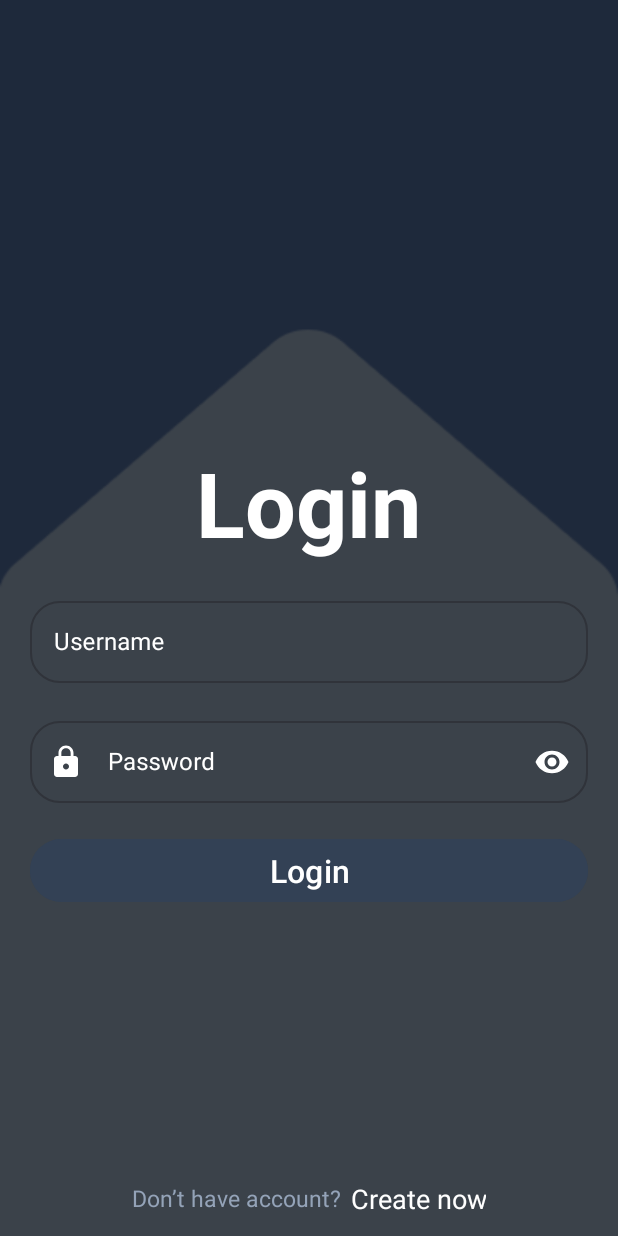
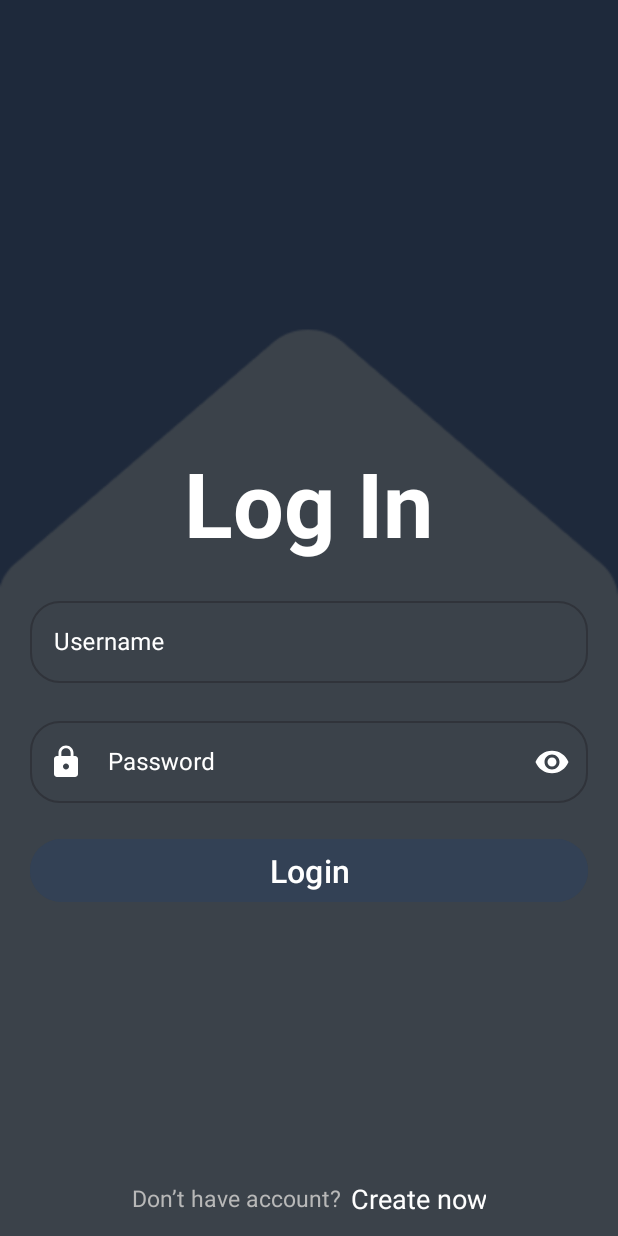
Before and after one commit to cigrcham/Android-Movie-Project, an Android app built with Jetpack Compose: the SignInFragment screen opened through its navigation route, after a tap on "Log In", on a phone screen of 412 x 824 dp. Run offline under Robolectric (Android 15) with nearby library versions, the phone set to English and light mode, and no system bars; our stand-ins replace Dagger/Hilt's generated code; network calls fail; 3 statements that could not run were skipped.

Commit message:
Login & SignIn View

```diff
--- a/app/src/main/java/com/example/androidmoviesproject/ui/view/LoginFragment.kt
+++ b/app/src/main/java/com/example/androidmoviesproject/ui/view/LoginFragment.kt
@@ -29,8 +29,5 @@ class LoginFragment : Fragment() {
         binding.btnLogin.setOnClickListener {
             findNavController().navigate(R.id.action_loginFragment_to_homeFragment)
         }
-
     }
-
-
 }
--- a/app/src/main/java/com/example/androidmoviesproject/ui/view/NotificationScreen.kt
+++ b/app/src/main/java/com/example/androidmoviesproject/ui/view/NotificationScreen.kt
@@ -28,7 +28,7 @@ class NotificationScreen : Fragment() {
         inflater: LayoutInflater, container: ViewGroup?, savedInstanceState: Bundle?
     ): View? {
         binding = FragmentNotificationScreenBinding.inflate(layoutInflater, container, false)
-        // Inflate the layout for this fragment
+        // Inflate hte layout for this fragment
         return binding.root
     }
 
--- a/app/src/main/java/com/example/androidmoviesproject/ui/view/SignInFragment.kt
+++ b/app/src/main/java/com/example/androidmoviesproject/ui/view/SignInFragment.kt
@@ -11,9 +11,6 @@ import com.example.androidmoviesproject.databinding.FragmentSignInBinding
 
 class SignInFragment : Fragment() {
     private lateinit var binding: FragmentSignInBinding
-    override fun onCreate(savedInstanceState: Bundle?) {
-        super.onCreate(savedInstanceState)
-    }
 
     override fun onCreateView(
         inflater: LayoutInflater, container: ViewGroup?,
@@ -32,6 +29,4 @@ class SignInFragment : Fragment() {
             findNavController().navigate(R.id.action_signInFragment_to_loginFragment)
         }
     }
-
-
 }
--- a/app/src/main/res/layout/fragment_login.xml
+++ b/app/src/main/res/layout/fragment_login.xml
@@ -15,13 +15,14 @@
         android:src="@drawable/sub"
         app:layout_constraintEnd_toEndOf="parent"
         app:layout_constraintStart_toStartOf="parent"
-        app:layout_constraintTop_toTopOf="parent" />
+        app:layout_constraintTop_toTopOf="parent"
+        android:contentDescription="@string/decoration" />
 
     <TextView
         android:id="@+id/textView"
         android:layout_width="wrap_content"
         android:layout_height="wrap_content"
-        android:text="Login"
+        android:text="@string/log_in"
         android:textColor="@color/white"
         android:textSize="60sp"
         android:textStyle="bold"
@@ -39,7 +40,7 @@
         android:layout_height="60dp"
         android:layout_margin="20dp"
         android:gravity="center"
-        android:hint="Username"
+        android:hint="@string/username"
         android:textColorHint="@color/white"
         app:boxCornerRadiusBottomEnd="20dp"
         app:boxCornerRadiusBottomStart="20dp"
@@ -56,7 +57,8 @@
             android:layout_height="match_parent"
             android:layout_gravity="center"
             android:textColor="@color/white"
-            android:textSize="16sp" />
+            android:textSize="16sp"
+            tools:ignore="VisualLintTextFieldSize" />
 
     </com.google.android.material.textfield.TextInputLayout>
 
@@ -67,7 +69,7 @@
         android:layout_height="60dp"
         android:layout_margin="20dp"
         android:layout_marginTop="100dp"
-        android:hint="Password"
+        android:hint="@string/password"
         android:textColorHint="@color/white"
         app:boxCornerRadiusBottomEnd="20dp"
         app:boxCornerRadiusBottomStart="20dp"
@@ -88,7 +90,8 @@
             android:layout_height="match_parent"
             android:inputType="textPassword"
             android:textColor="@color/white"
-            android:textSize="16sp" />
+            android:textSize="16sp"
+            tools:ignore="VisualLintTextFieldSize" />
     </com.google.android.material.textfield.TextInputLayout>
 
     <Button
@@ -98,12 +101,13 @@
 
         android:layout_margin="20dp"
         android:backgroundTint="#334155"
-        android:text="Login"
+        android:text="@string/login"
         android:textAlignment="center"
         android:textSize="21sp"
         app:layout_constraintEnd_toEndOf="parent"
         app:layout_constraintStart_toStartOf="parent"
-        app:layout_constraintTop_toBottomOf="@+id/layout_password" />
+        app:layout_constraintTop_toBottomOf="@+id/layout_password"
+        tools:ignore="DuplicateSpeakableTextCheck,VisualLintButtonSize" />
 
     <LinearLayout
         android:layout_width="match_parent"
@@ -116,17 +120,17 @@
             android:layout_width="wrap_content"
             android:layout_height="match_parent"
             android:gravity="center"
-            android:text="Don’t have account?"
-            android:textColor="#94A3B8"
+            android:text="@string/don_t_have_account"
+            android:textColor="#B8B8B8"
             android:textSize="15sp" />
 
         <TextView
             android:id="@+id/go_To_SignIn"
             android:layout_width="wrap_content"
             android:layout_height="match_parent"
-            android:layout_marginLeft="6dp"
+            android:layout_marginStart="6dp"
             android:gravity="center"
-            android:text="Create now"
+            android:text="@string/create_now"
             android:textColor="#FFFFFF"
             android:textSize="18sp" />
     </LinearLayout>
--- a/app/src/main/res/values/strings.xml
+++ b/app/src/main/res/values/strings.xml
@@ -20,4 +20,14 @@
     <string name="todo">TODO</string>
     <string name="category">Category</string>
     <string name="name_actor">Name Actor</string>
+    <string name="decoration">Decoration</string>
+    <string name="sign_in">Sign In</string>
+    <string name="username">Username</string>
+    <string name="password">Password</string>
+    <string name="repassword">RePassword</string>
+    <string name="i_have_account">I have account?</string>
+    <string name="log_in">Log In</string>
+    <string name="login">Login</string>
+    <string name="don_t_have_account">Don’t have account?</string>
+    <string name="create_now">Create now</string>
 </resources>
```
Also changed, not shown: app/src/main/res/layout/fragment_sign_in.xml (+18 -13 lines).
